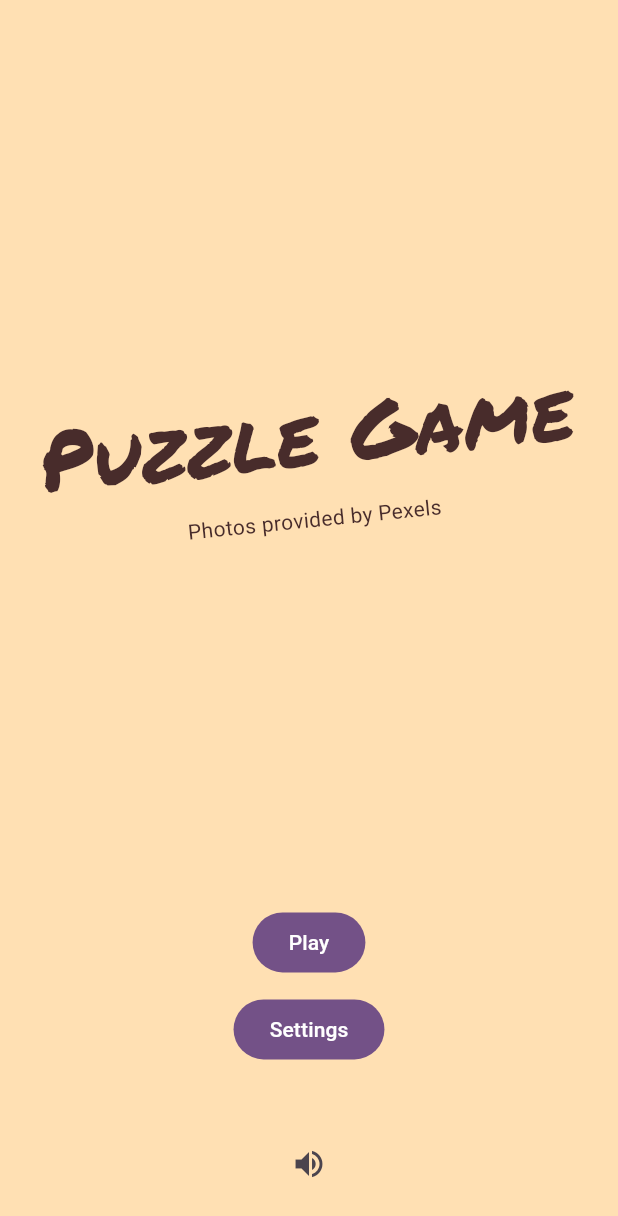
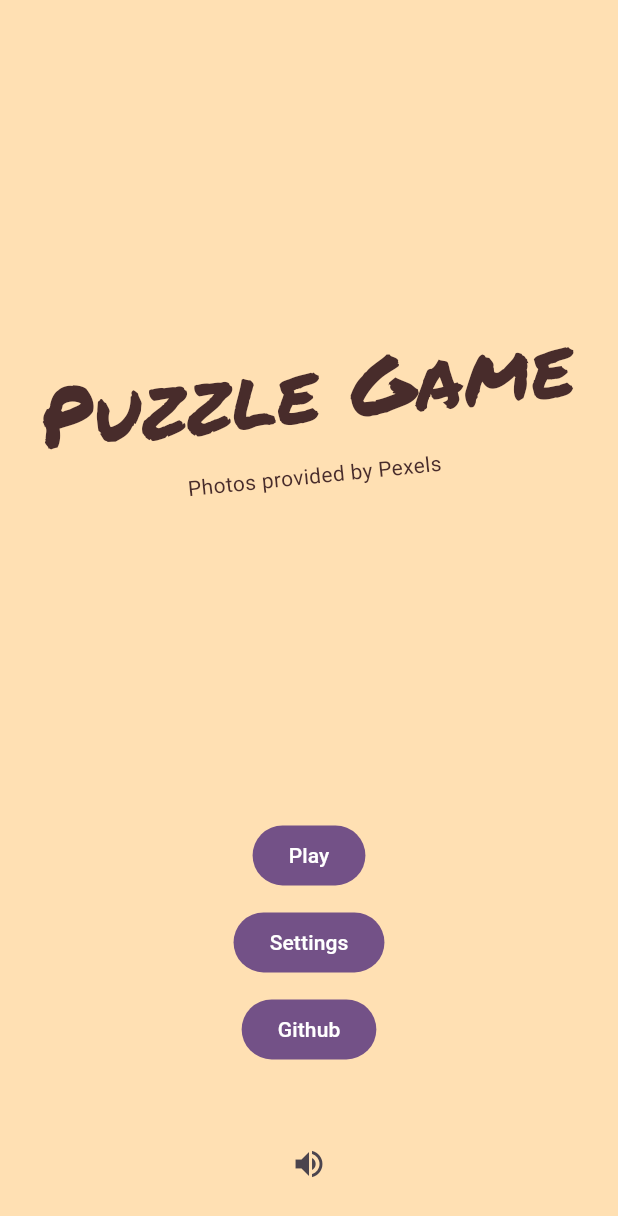
Before and after one commit to stevenxvaldez/flutter-jigsaw-puzzle, a Flutter app: the screen it shows after launch, on a phone screen of 412 x 824 dp. Shown: the top 1216 px of the screen. Run offline on Flutter 3.47's test engine with Material 2 defaults, Android fonts, the phone set to English and light mode, and no system bars; our stand-ins replace audioplayers, awesome_dialog, cached_network_image, cherry_toast, connectivity_plus, dio and 9 more; missing offline and left inert: flame, flame_audio.

Commit message:
Add: github

```diff
--- a/lib/src/main_menu/main_menu_screen.dart
+++ b/lib/src/main_menu/main_menu_screen.dart
@@ -68,6 +68,13 @@ class MainMenuScreen extends StatelessWidget {
               child: const Text('Settings'),
             ),
             _gap,
+            FilledButton(
+              onPressed: (){
+                launchUrlString('https://github.com/xfans/flutter_jigsaw_puzzle');
+              },
+              child: const Text('Github'),
+            ),
+            _gap,
             Padding(
               padding: const EdgeInsets.only(top: 32),
               child: ValueListenableBuilder<bool>(
```
